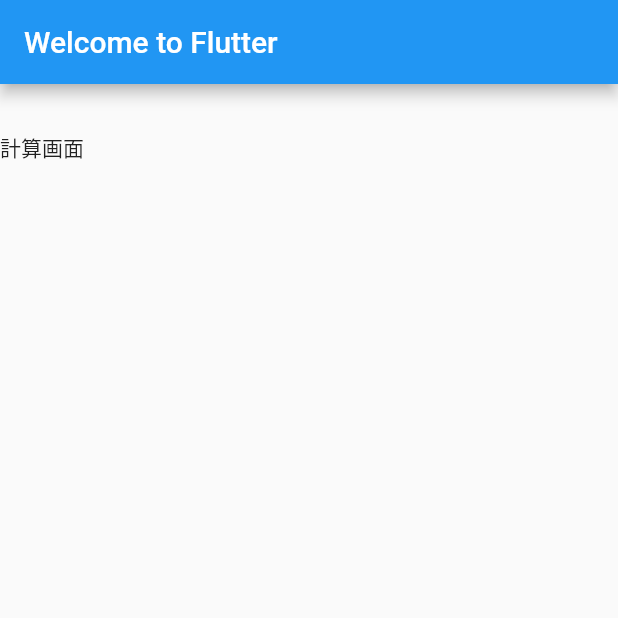
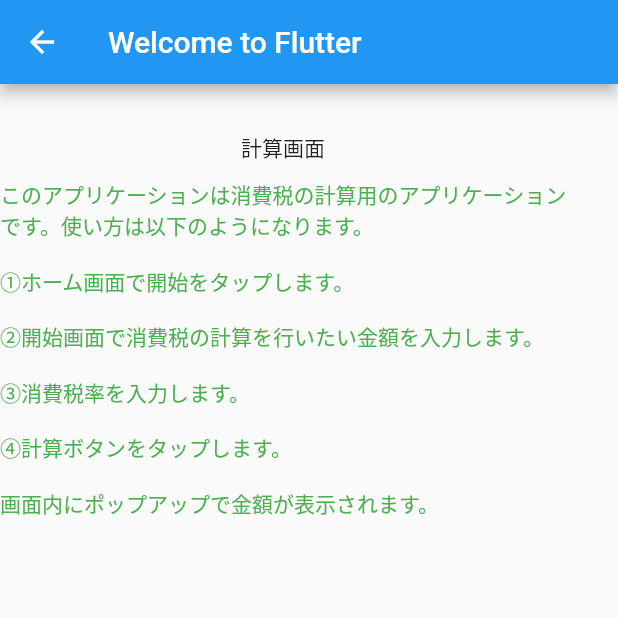
Before and after one commit to sigu-qucnd/-consumption-for-flutter, a Flutter app: the screen it shows after launch, after a tap on "説明", on a phone screen of 412 x 824 dp, the top half of it. Run offline on Flutter 3.47's test engine with Material 2 defaults, Android fonts, the phone set to English and light mode, and no system bars.

Commit message:
create messagePage #1

```diff
--- a/lib/consumption.dart
+++ b/lib/consumption.dart
@@ -6,9 +6,9 @@ class Consumption extends StatelessWidget {
     return MaterialApp(
       title: 'Welcome to Flutter',
       home: Scaffold(
-          appBar: AppBar(
-            title: const Text('Welcome to Flutter'),
-          ),
+        appBar: AppBar(
+          title: const Text('Welcome to Flutter'),
+        ),
           body:Column(
             children: <Widget>[
               Container(
--- a/lib/messageInfo.dart
+++ b/lib/messageInfo.dart
@@ -3,21 +3,30 @@ import 'package:flutter/material.dart';
 class MessageInfo extends StatelessWidget {
   @override
   Widget build(BuildContext context){
-    return MaterialApp(
-      title: 'Welcome to Flutter',
-      home: Scaffold(
+    return Scaffold(
+
           appBar: AppBar(
             title: const Text('Welcome to Flutter'),
           ),
           body:Column(
             children: <Widget>[
               Container(
-                padding: EdgeInsets.only(top: 32,bottom:20),
+                padding: EdgeInsets.only(top: 32,bottom:10),
                 child: Text('計算画面'),
+              ),
+              Container(
+                child: Text('このアプリケーションは消費税の計算用のアプリケーション\n'
+                    'です。使い方は以下のようになります。\n\n'
+                    '①ホーム画面で開始をタップします。\n\n'
+                    '②開始画面で消費税の計算を行いたい金額を入力します。\n\n'
+                    '③消費税率を入力します。\n\n'
+                    '④計算ボタンをタップします。\n\n'
+                    '画面内にポップアップで金額が表示されます。',style: TextStyle(color:Colors.green)
+                ),
               ),
             ],
           )
-      ),
+
     );
   }
 }
```
